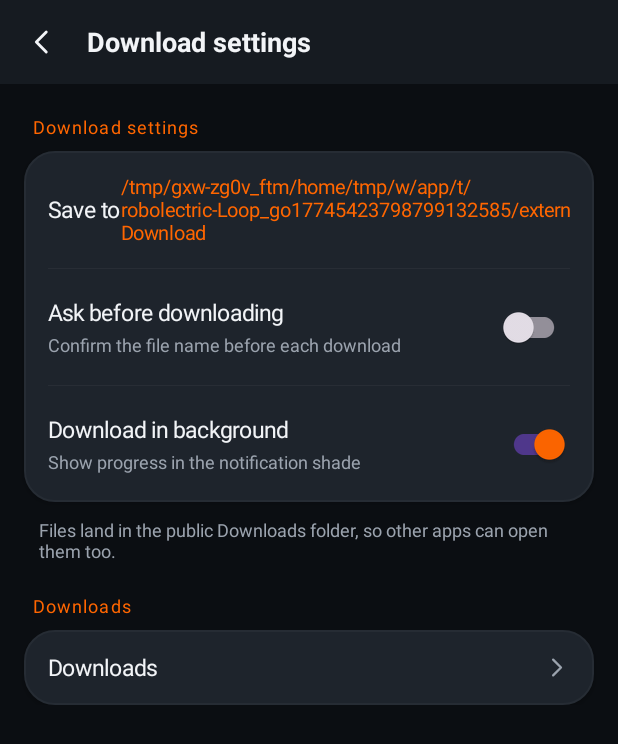
After one commit to vasudev-work/Ekant-Browser, an Android app: the DownloadSettingsActivity screen opened directly, with no data from a screen before it, on a phone screen of 412 x 824 dp. The commit adds this screen. Shown: the top 744 px of the screen. Run offline under Robolectric (Android 15) with nearby library versions, the light colour scheme and no system bars; libraries missing offline, so code that uses them is left out: com.vasudev.

Commit message:
More from the Ulaa spec: Homepage screen (start page or custom URL), Download settings screen, Safe Browsing switch, force-enable-zoom, and a Reset identity action in the privacy dashboard

```diff
--- a/app/src/main/AndroidManifest.xml
+++ b/app/src/main/AndroidManifest.xml
@@ -57,6 +57,8 @@
         <activity android:name=".BookmarksActivity" android:exported="false" android:label="@string/s_bookmarks" />
         <activity android:name=".SitePermissionsActivity" android:exported="false" android:label="@string/s_permissions" />
         <service android:name=".MediaPlaybackService" android:exported="false" android:foregroundServiceType="mediaPlayback" />
+        <activity android:name=".HomepageActivity" android:exported="false" android:label="@string/hp_title" />
+        <activity android:name=".DownloadSettingsActivity" android:exported="false" android:label="@string/dls_title" />
         <activity android:name=".ProfilesActivity" android:exported="false" android:label="@string/pf_title" />
         <activity android:name=".NetLogActivity" android:exported="false" android:label="@string/nl_title" />
         <activity android:name=".UrlFiltersActivity" android:exported="false" android:label="@string/uf_title" />
--- a/app/src/main/java/com/vasudev/ekant/browser/AppearanceActivity.kt
+++ b/app/src/main/java/com/vasudev/ekant/browser/AppearanceActivity.kt
@@ -89,6 +89,11 @@ class AppearanceActivity : BaseSettingsActivity() {
             prefs.edit().putBoolean("immersive", on).apply()
         }
         b.divider(c4)
+        b.switchRow(c4, getString(R.string.ap_force_zoom), getString(R.string.ap_force_zoom_sum),
+            prefs.getBoolean("force_zoom", false)) { _, on ->
+            prefs.edit().putBoolean("force_zoom", on).apply()
+        }
+        b.divider(c4)
         b.switchRow(c4, getString(R.string.ap_volume), getString(R.string.ap_volume_sum),
             prefs.getBoolean("volume_scroll", false)) { _, on ->
             prefs.edit().putBoolean("volume_scroll", on).apply()
--- /dev/null
+++ b/app/src/main/java/com/vasudev/ekant/browser/DownloadSettingsActivity.kt
@@ -0,0 +1,40 @@
+package com.vasudev.ekant.browser
+
+import android.app.DownloadManager
+import android.content.Intent
+import android.os.Environment
+import android.widget.LinearLayout
+
+/** Where downloads go and how they behave. */
+class DownloadSettingsActivity : BaseSettingsActivity() {
+
+    override val titleRes = R.string.dls_title
+
+    override fun build(b: SettingsBuilder, content: LinearLayout) {
+        b.section(getString(R.string.dls_title))
+        val c = b.card()
+        b.valueRow(c, getString(R.string.dls_save_to), savePath(), null)
+        b.divider(c)
+        b.switchRow(c, getString(R.string.dl_ask), getString(R.string.dl_ask_sum),
+            prefs.getBoolean("ask_download", false)) { _, on ->
+            prefs.edit().putBoolean("ask_download", on).apply()
+        }
+        b.divider(c)
+        b.switchRow(c, getString(R.string.dls_background), getString(R.string.dls_background_sum),
+            prefs.getBoolean("bg_download", true)) { _, on ->
+            prefs.edit().putBoolean("bg_download", on).apply()
+        }
+        b.note(getString(R.string.dls_note))
+
+        b.section(getString(R.string.s_downloads))
+        val d = b.card()
+        b.navRow(d, getString(R.string.s_downloads), null,
+            android.view.View.OnClickListener {
+                try { startActivity(Intent(DownloadManager.ACTION_VIEW_DOWNLOADS)) } catch (_: Exception) { }
+            })
+    }
+
+    private fun savePath(): String = try {
+        Environment.getExternalStoragePublicDirectory(Environment.DIRECTORY_DOWNLOADS).absolutePath
+    } catch (_: Exception) { "Downloads" }
+}
--- a/app/src/main/java/com/vasudev/ekant/browser/SettingsActivity.kt
+++ b/app/src/main/java/com/vasudev/ekant/browser/SettingsActivity.kt
@@ -19,6 +19,7 @@ class SettingsActivity : BaseSettingsActivity() {
     private fun sections(): List<Pair<String, List<Item>>> = listOf(
         getString(R.string.sec_general) to listOf(
             Item(getString(R.string.s_appearance)) { go(AppearanceActivity::class.java) },
+            Item(getString(R.string.hp_title)) { go(HomepageActivity::class.java) },
             Item(getString(R.string.s_homepage)) { go(HomeShortcutsActivity::class.java) },
             Item(getString(R.string.s_search_engine)) { go(SearchEngineActivity::class.java) },
             Item(getString(R.string.s_toolbar_nav)) { go(ToolbarActivity::class.java) }
@@ -32,6 +33,7 @@ class SettingsActivity : BaseSettingsActivity() {
             Item(getString(R.string.s_downloads)) {
                 try { startActivity(Intent(DownloadManager.ACTION_VIEW_DOWNLOADS)) } catch (_: Exception) { }
             },
+            Item(getString(R.string.dls_title)) { go(DownloadSettingsActivity::class.java) },
             Item(getString(R.string.s_website_settings)) { go(AdvancedActivity::class.java) },
             Item(getString(R.string.rd_title)) { go(ReadingActivity::class.java) }
         ),
--- a/app/src/main/java/com/vasudev/ekant/browser/ShieldsActivity.kt
+++ b/app/src/main/java/com/vasudev/ekant/browser/ShieldsActivity.kt
@@ -50,6 +50,11 @@ class ShieldsActivity : BaseSettingsActivity() {
             prefs.edit().putBoolean("popups", on).apply()
         }
         b.divider(c)
+        b.switchRow(c, getString(R.string.sh_safe_browsing), getString(R.string.sh_safe_browsing_sum),
+            prefs.getBoolean("safe_browsing", true)) { _, on ->
+            prefs.edit().putBoolean("safe_browsing", on).apply()
+        }
+        b.divider(c)
         b.switchRow(c, getString(R.string.sh_clean_urls), getString(R.string.sh_clean_urls_sum),
             prefs.getBoolean("clean_urls", true)) { _, on ->
             prefs.edit().putBoolean("clean_urls", on).apply()
--- a/app/src/main/res/values/strings.xml
+++ b/app/src/main/res/values/strings.xml
@@ -567,6 +567,30 @@
     <string name="st_manage_modes">Manage Modes</string>
     <string name="ap_amoled_ui">AMOLED black interface</string>
     <string name="ap_amoled_ui_sum">Use pure black for the app itself, not just websites</string>
+    <string name="hp_title">Homepage</string>
+    <string name="hp_on">Homepage</string>
+    <string name="hp_on_sum">Open this page when you start a new tab</string>
+    <string name="hp_start">Browser start page</string>
+    <string name="hp_start_sum">Aekant\u2019s own start page with shortcuts</string>
+    <string name="hp_custom">Custom URL</string>
+    <string name="hp_url">Custom address</string>
+    <string name="hp_url_empty">Not set</string>
+    <string name="hp_note">A custom homepage replaces the start page for new tabs and the Home button.</string>
+    <string name="dls_title">Download settings</string>
+    <string name="dls_save_to">Save to</string>
+    <string name="dls_background">Download in background</string>
+    <string name="dls_background_sum">Show progress in the notification shade</string>
+    <string name="dls_note">Files land in the public Downloads folder, so other apps can open them too.</string>
+    <string name="dl_ask">Ask before downloading</string>
+    <string name="dl_ask_sum">Confirm the file name before each download</string>
+    <string name="sh_safe_browsing">Safe Browsing</string>
+    <string name="sh_safe_browsing_sum">Let the engine warn about dangerous sites and downloads</string>
+    <string name="ap_force_zoom">Force enable zoom</string>
+    <string name="ap_force_zoom_sum">Let you pinch to zoom even on pages that block it</string>
+    <string name="reset_identity">Reset identity now</string>
+    <string name="reset_identity_sum">Forget cookies, site storage and cache</string>
+    <string name="reset_identity_q">Forget cookies, site storage and cache for every site? You will be signed out.</string>
+    <string name="reset_done">Site data cleared</string>
     <string name="r_extensions">Extensions</string>
     <string name="ext_installed">Installed</string>
     <string name="ext_none">No extensions yet. Add one below.</string>
```
Also changed, not shown: app/src/main/java/com/vasudev/ekant/browser/HomepageActivity.kt (added, +50 -0 lines), app/src/main/java/com/vasudev/ekant/browser/MainActivity.kt (+31 -0 lines), app/src/main/java/com/vasudev/ekant/browser/PrivacyActivity.kt (+24 -0 lines).
